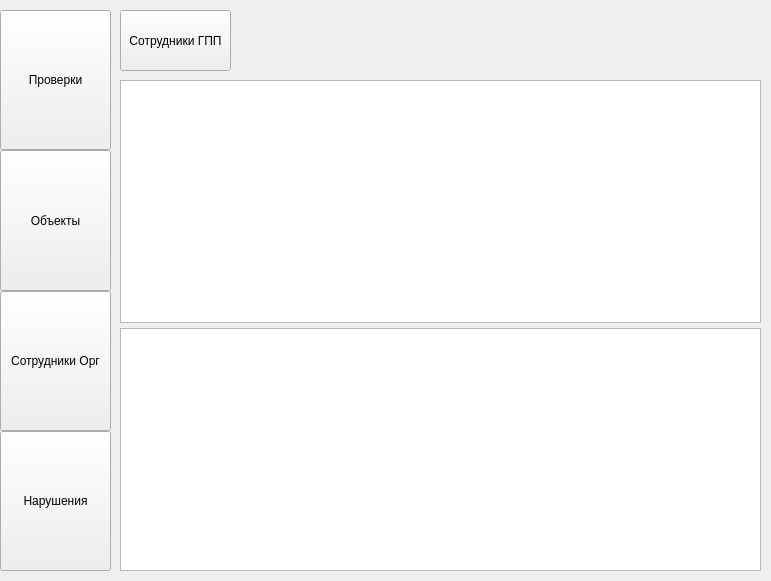
This is ui/mainWindow.ui in slayzerg01/BD3 as Qt 5 draws it before an edit. The edited form follows.
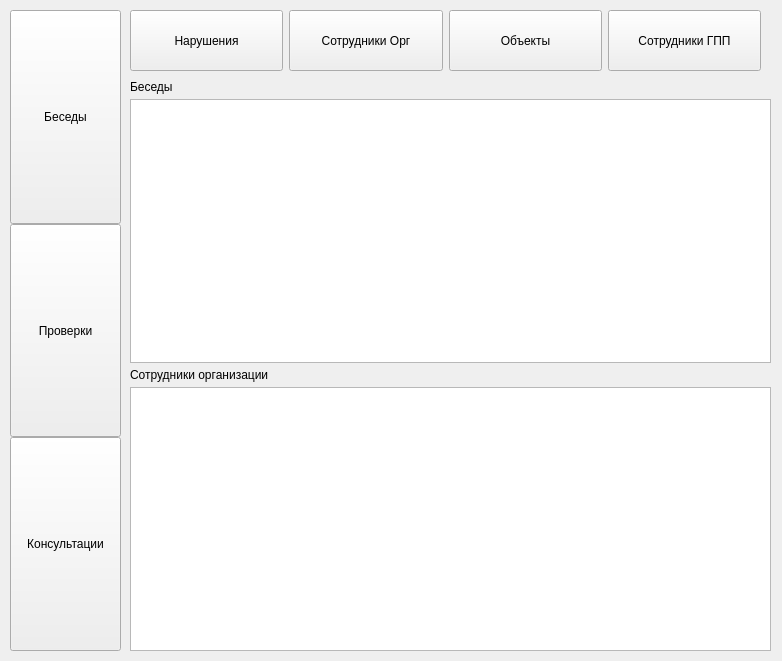
This is the edited form.

Commit message: добавлено 2 страницы

```diff
--- a/ui/mainWindow.ui
+++ b/ui/mainWindow.ui
@@ -6,8 +6,8 @@
    <rect>
     <x>0</x>
     <y>0</y>
-    <width>771</width>
-    <height>581</height>
+    <width>782</width>
+    <height>661</height>
    </rect>
   </property>
   <property name="windowTitle">
@@ -17,10 +17,10 @@
    <widget class="QWidget" name="verticalLayoutWidget">
     <property name="geometry">
      <rect>
-      <x>0</x>
+      <x>10</x>
       <y>10</y>
       <width>111</width>
-      <height>561</height>
+      <height>641</height>
      </rect>
     </property>
     <layout class="QVBoxLayout" name="verticalLayout">
@@ -30,6 +30,19 @@
      <property name="bottomMargin">
       <number>0</number>
      </property>
+     <item>
+      <widget class="QPushButton" name="pushButtonBes">
+       <property name="sizePolicy">
+        <sizepolicy hsizetype="Minimum" vsizetype="Minimum">
+         <horstretch>0</horstretch>
+         <verstretch>0</verstretch>
+        </sizepolicy>
+       </property>
+       <property name="text">
+        <string>Беседы</string>
+       </property>
+      </widget>
+     </item>
      <item>
       <widget class="QPushButton" name="pushButtonProv">
        <property name="enabled">
@@ -50,59 +63,15 @@
       </widget>
      </item>
      <item>
-      <widget class="QPushButton" name="pushButtonObj">
-       <property name="enabled">
-        <bool>true</bool>
-       </property>
+      <widget class="QPushButton" name="pushButton">
        <property name="sizePolicy">
         <sizepolicy hsizetype="Minimum" vsizetype="Minimum">
          <horstretch>0</horstretch>
          <verstretch>0</verstretch>
         </sizepolicy>
        </property>
-       <property name="autoFillBackground">
-        <bool>false</bool>
-       </property>
        <property name="text">
-        <string>Объекты</string>
-       </property>
-      </widget>
-     </item>
-     <item>
-      <widget class="QPushButton" name="pushButtonSotr">
-       <property name="enabled">
-        <bool>true</bool>
-       </property>
-       <property name="sizePolicy">
-        <sizepolicy hsizetype="Minimum" vsizetype="Minimum">
-         <horstretch>0</horstretch>
-         <verstretch>0</verstretch>
-        </sizepolicy>
-       </property>
-       <property name="autoFillBackground">
-        <bool>false</bool>
-       </property>
-       <property name="text">
-        <string>Сотрудники Орг</string>
-       </property>
-      </widget>
-     </item>
-     <item>
-      <widget class="QPushButton" name="pushButtonNar">
-       <property name="enabled">
-        <bool>true</bool>
-       </property>
-       <property name="sizePolicy">
-        <sizepolicy hsizetype="Minimum" vsizetype="Minimum">
-         <horstretch>0</horstretch>
-         <verstretch>0</verstretch>
-        </sizepolicy>
-       </property>
-       <property name="autoFillBackground">
-        <bool>false</bool>
-       </property>
-       <property name="text">
-        <string>Нарушения</string>
+        <string>Консультации</string>
        </property>
       </widget>
      </item>
@@ -111,48 +80,23 @@
    <widget class="QStackedWidget" name="stackedWidget">
     <property name="geometry">
      <rect>
-      <x>110</x>
-      <y>0</y>
+      <x>130</x>
+      <y>80</y>
       <width>661</width>
-      <height>581</height>
+      <height>571</height>
      </rect>
     </property>
     <property name="currentIndex">
      <number>0</number>
     </property>
-    <widget class="QWidget" name="page">
-     <widget class="QPushButton" name="pushButtonGPP">
-      <property name="enabled">
-       <bool>true</bool>
-      </property>
-      <property name="geometry">
-       <rect>
-        <x>10</x>
-        <y>10</y>
-        <width>111</width>
-        <height>61</height>
-       </rect>
-      </property>
-      <property name="sizePolicy">
-       <sizepolicy hsizetype="Minimum" vsizetype="Minimum">
-        <horstretch>0</horstretch>
-        <verstretch>0</verstretch>
-       </sizepolicy>
-      </property>
-      <property name="autoFillBackground">
-       <bool>false</bool>
-      </property>
-      <property name="text">
-       <string>Сотрудники ГПП</string>
-      </property>
-     </widget>
+    <widget class="QWidget" name="page_1">
      <widget class="QWidget" name="verticalLayoutWidget_2">
       <property name="geometry">
        <rect>
-        <x>10</x>
-        <y>80</y>
+        <x>0</x>
+        <y>0</y>
         <width>641</width>
-        <height>491</height>
+        <height>571</height>
        </rect>
       </property>
       <layout class="QVBoxLayout" name="verticalLayout_2">
@@ -162,6 +106,34 @@
        <property name="leftMargin">
         <number>0</number>
        </property>
+       <item>
+        <widget class="QLabel" name="label">
+         <property name="sizePolicy">
+          <sizepolicy hsizetype="Preferred" vsizetype="Preferred">
+           <horstretch>0</horstretch>
+           <verstretch>0</verstretch>
+          </sizepolicy>
+         </property>
+         <property name="layoutDirection">
+          <enum>Qt::LeftToRight</enum>
+         </property>
+         <property name="text">
+          <string>Беседы</string>
+         </property>
+         <property name="scaledContents">
+          <bool>false</bool>
+         </property>
+         <property name="alignment">
+          <set>Qt::AlignLeading|Qt::AlignLeft|Qt::AlignVCenter</set>
+         </property>
+         <property name="wordWrap">
+          <bool>false</bool>
+         </property>
+         <property name="margin">
+          <number>0</number>
+         </property>
+        </widget>
+       </item>
        <item>
         <widget class="QTableView" name="tV_besedi">
          <property name="selectionMode">
@@ -172,6 +144,13 @@
          </property>
         </widget>
        </item>
+       <item>
+        <widget class="QLabel" name="label_2">
+         <property name="text">
+          <string>Сотрудники организации</string>
+         </property>
+        </widget>
+       </item>
        <item>
         <widget class="QTableView" name="tableView_2"/>
        </item>
@@ -191,6 +170,94 @@
      </widget>
     </widget>
    </widget>
+   <widget class="QWidget" name="horizontalLayoutWidget">
+    <property name="geometry">
+     <rect>
+      <x>130</x>
+      <y>10</y>
+      <width>631</width>
+      <height>61</height>
+     </rect>
+    </property>
+    <layout class="QHBoxLayout" name="horizontalLayout">
+     <item>
+      <widget class="QPushButton" name="pushButtonNar">
+       <property name="enabled">
+        <bool>true</bool>
+       </property>
+       <property name="sizePolicy">
+        <sizepolicy hsizetype="Minimum" vsizetype="Minimum">
+         <horstretch>0</horstretch>
+         <verstretch>0</verstretch>
+        </sizepolicy>
+       </property>
+       <property name="autoFillBackground">
+        <bool>false</bool>
+       </property>
+       <property name="text">
+        <string>Нарушения</string>
+       </property>
+      </widget>
+     </item>
+     <item>
+      <widget class="QPushButton" name="pushButtonSotr">
+       <property name="enabled">
+        <bool>true</bool>
+       </property>
+       <property name="sizePolicy">
+        <sizepolicy hsizetype="Minimum" vsizetype="Minimum">
+         <horstretch>0</horstretch>
+         <verstretch>0</verstretch>
+        </sizepolicy>
+       </property>
+       <property name="autoFillBackground">
+        <bool>false</bool>
+       </property>
+       <property name="text">
+        <string>Сотрудники Орг</string>
+       </property>
+      </widget>
+     </item>
+     <item>
+      <widget class="QPushButton" name="pushButtonObj">
+       <property name="enabled">
+        <bool>true</bool>
+       </property>
+       <property name="sizePolicy">
+        <sizepolicy hsizetype="Minimum" vsizetype="Minimum">
+         <horstretch>0</horstretch>
+         <verstretch>0</verstretch>
+        </sizepolicy>
+       </property>
+       <property name="autoFillBackground">
+        <bool>false</bool>
+       </property>
+       <property name="text">
+        <string>Объекты</string>
+       </property>
+      </widget>
+     </item>
+     <item>
+      <widget class="QPushButton" name="pushButtonGPP">
+       <property name="enabled">
+        <bool>true</bool>
+       </property>
+       <property name="sizePolicy">
+        <sizepolicy hsizetype="Minimum" vsizetype="Minimum">
+         <horstretch>0</horstretch>
+         <verstretch>0</verstretch>
+        </sizepolicy>
+       </property>
+       <property name="autoFillBackground">
+        <bool>false</bool>
+       </property>
+       <property name="text">
+        <string>Сотрудники ГПП</string>
+       </property>
+      </widget>
+     </item>
+    </layout>
+   </widget>
   </widget>
  </widget>
  <resources/>
```
Left out of the diff: 6 changed lines with no effect on the pictures. The commit also changes 1 other file.
